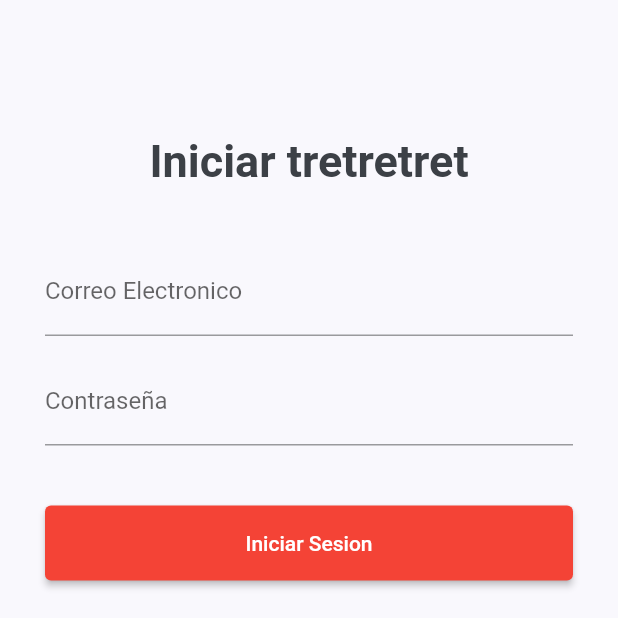
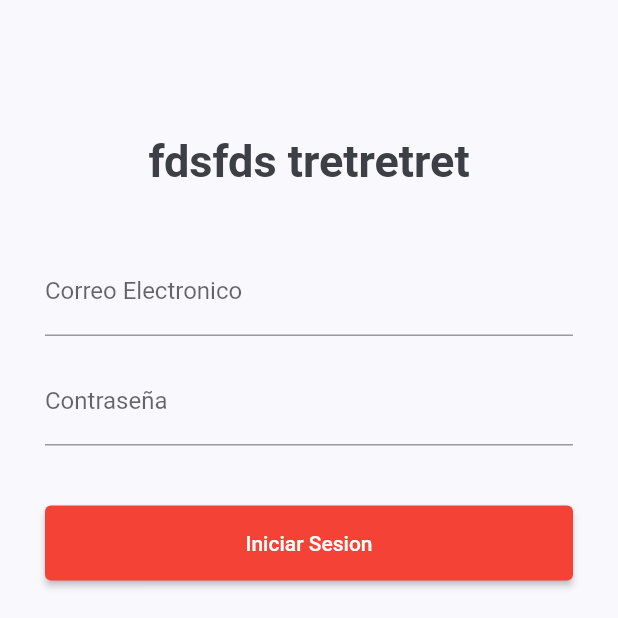
Before and after one commit to reynaldo57/partido_republicano_peruano, a Flutter app: the screen it shows after launch, on a phone screen of 412 x 824 dp, the top half of it. Run offline on Flutter 3.47's test engine with Material 2 defaults, Android fonts, the phone set to English and light mode, and no system bars; our stand-ins replace cloud_firestore, firebase_auth, firebase_core, firebase_storage, flutter_svg, image_picker and 1 more; accounts and stored records are empty.

Commit message:
decimo commit

```diff
--- a/lib/screens/admin/login_admin_page.dart
+++ b/lib/screens/admin/login_admin_page.dart
@@ -73,7 +73,7 @@ class _LoginAdminPageState extends State<LoginAdminPage> {
                       height: 60.0,
                     ),
                     Text(
-                      "Iniciar tretretret",
+                      "fdsfds tretretret",
                       style: TextStyle(
                           fontSize: 30.0,
                           fontWeight: FontWeight.bold
```
